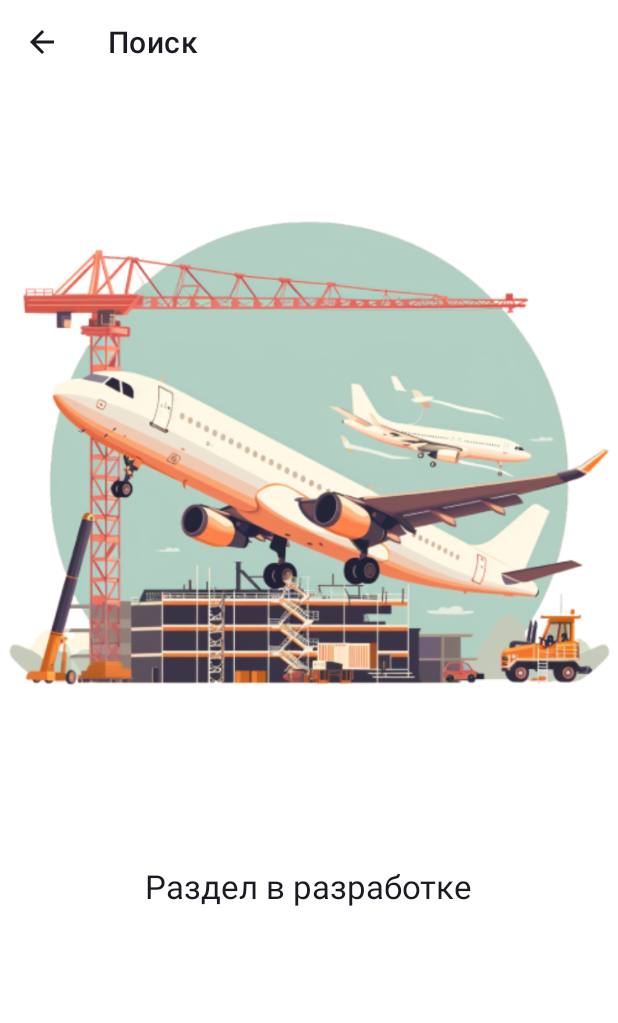
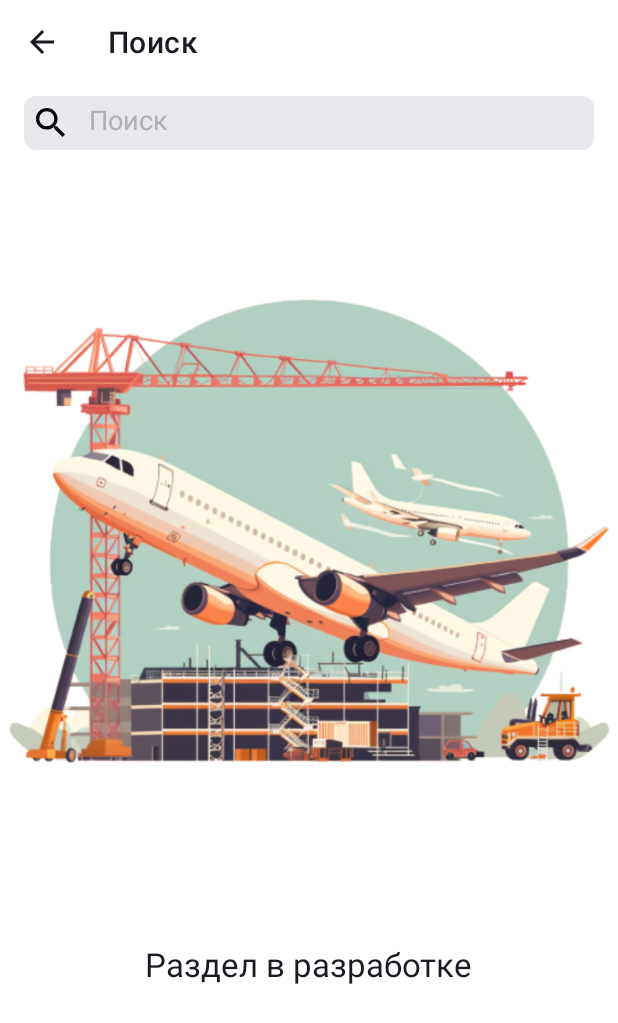
Before and after one commit to Maksim-Isaev/Playlist-Maker, an Android app: the screen it shows after launch (SearchActivity), after a tap on "Поиск", on a phone screen of 412 x 824 dp. Shown: the top 1023 px of the screen. Run offline under Robolectric (Android 15) with nearby library versions, the phone set to English and light mode, and no system bars.

Commit message:
Sprint 9. Homework 3 - The search bar is implemented.

```diff
--- a/app/src/main/java/com/practicum/playlistmaker/SearchActivity.kt
+++ b/app/src/main/java/com/practicum/playlistmaker/SearchActivity.kt
@@ -1,16 +1,101 @@
 package com.practicum.playlistmaker
 
+import android.annotation.SuppressLint
+import android.content.Context
 import android.os.Bundle
+import android.text.Editable
+import android.text.TextWatcher
+import android.view.MotionEvent
+import android.view.inputmethod.InputMethodManager
+import android.widget.EditText
 import androidx.appcompat.app.AppCompatActivity
 import androidx.appcompat.widget.Toolbar
 
 class SearchActivity : AppCompatActivity() {
+    private var clearButtonVisibility = false
+    private var searchValue = TEXT_DEF
+
+    companion object {
+        const val SEARCH_TEXT = "SEARCH_TEXT"
+        const val TEXT_DEF = ""
+        const val DRAWABLE_RIGHT = 2
+    }
+
+    @SuppressLint("ClickableViewAccessibility")
     override fun onCreate(savedInstanceState: Bundle?) {
         super.onCreate(savedInstanceState)
-        setContentView(R.layout.activity_search) // изменено на activity_search
-        val backButton = findViewById<Toolbar>(R.id.toolbar)
-        backButton.setNavigationOnClickListener {
+        setContentView(R.layout.activity_search)
+
+        val toolbar = findViewById<Toolbar>(R.id.toolbar)
+        toolbar.setNavigationOnClickListener {
             onBackPressedDispatcher.onBackPressed()
+        }
+
+        val searchBar = findViewById<EditText>(R.id.search_bar)
+        searchBar.requestFocus()
+        searchBar.hint = "Поиск" // Set the hint for the search bar
+        searchBar.setText(searchValue)
+
+        // TextWatcher to handle clear button visibility and searchValue updates
+        val simpleTextWatcher = object : TextWatcher {
+            override fun beforeTextChanged(s: CharSequence?, start: Int, count: Int, after: Int) {
+                // empty
+            }
+
+            override fun onTextChanged(s: CharSequence?, start: Int, before: Int, count: Int) {
+                clearButtonVisibility(s, searchBar)
+                searchValue = s.toString()
+            }
+
+            override fun afterTextChanged(s: Editable?) {
+                // empty
+            }
+        }
+
+        searchBar.addTextChangedListener(simpleTextWatcher)
+
+        // TouchListener to handle the clear button functionality
+        searchBar.setOnTouchListener { _, event ->
+            if (event.action == MotionEvent.ACTION_DOWN) {
+                searchBar.postDelayed({
+                    val imm = getSystemService(Context.INPUT_METHOD_SERVICE) as InputMethodManager
+                    imm.showSoftInput(searchBar, InputMethodManager.SHOW_IMPLICIT)
+                }, 100)
+            }
+            if (clearButtonVisibility && event.action == MotionEvent.ACTION_UP) {
+                if (event.rawX >= (searchBar.right - searchBar.compoundDrawables[DRAWABLE_RIGHT].bounds.width())) {
+                    searchBar.setText("")
+                    return@setOnTouchListener true
+                }
+            }
+            false
+        }
+    }
+
+    // Handle saving and restoring of searchValue
+    override fun onSaveInstanceState(outState: Bundle) {
+        super.onSaveInstanceState(outState)
+        outState.putString(SEARCH_TEXT, searchValue)
+    }
+
+    override fun onRestoreInstanceState(savedInstanceState: Bundle) {
+        super.onRestoreInstanceState(savedInstanceState)
+        searchValue = savedInstanceState.getString(SEARCH_TEXT, TEXT_DEF)
+    }
+
+    // Method to update clear button visibility based on search text
+    private fun clearButtonVisibility(s: CharSequence?, v: EditText) {
+        clearButtonVisibility = if (s.isNullOrEmpty()) {
+            v.setCompoundDrawablesWithIntrinsicBounds(R.drawable.ic_search, 0, 0, 0)
+            false
+        } else {
+            v.setCompoundDrawablesWithIntrinsicBounds(
+                R.drawable.ic_search,
+                0,
+                R.drawable.ic_cancel,
+                0
+            )
+            true
         }
     }
 }
--- /dev/null
+++ b/app/src/main/res/drawable/ic_cancel.xml
@@ -0,0 +1,15 @@
+<vector xmlns:android="http://schemas.android.com/apk/res/android"
+    android:width="19dp"
+    android:height="19dp"
+    android:viewportWidth="64"
+    android:viewportHeight="64">
+    <path
+        android:fillColor="?attr/colorSecondary"
+        android:pathData="M61,12.899C62.295,11.605 63.022,9.849 63.023,8.017C63.022,6.186 62.295,4.429 61,3.134C60.955,3.089 60.911,3.045 60.866,3C59.571,1.705 57.814,0.978 55.983,0.977C54.151,0.978 52.395,1.705 51.1,3C43.363,10.738 10.738,43.363 3,51.1C1.705,52.395 0.978,54.151 0.977,55.983C0.978,57.814 1.705,59.571 3,60.866C3.045,60.91 3.09,60.955 3.134,61C4.429,62.295 6.186,63.022 8.017,63.023C9.849,63.022 11.605,62.295 12.9,61L61,12.899ZM58.172,10.071L10.071,58.172C9.526,58.716 8.788,59.022 8.017,59.022C7.247,59.022 6.508,58.716 5.963,58.171L5.829,58.037C5.284,57.492 4.978,56.753 4.977,55.983C4.978,55.212 5.284,54.474 5.828,53.929L53.929,5.828C54.474,5.284 55.212,4.978 55.983,4.977C56.753,4.978 57.492,5.284 58.037,5.829L58.171,5.963C58.716,6.508 59.022,7.247 59.023,8.017C59.022,8.788 58.716,9.526 58.172,10.071Z" />
+    <path
+        android:fillColor="?attr/colorSecondary"
+        android:pathData="M34.185,44.084L51.235,61.135C52.53,62.429 54.286,63.157 56.118,63.157C57.948,63.157 59.705,62.43 61,61.135C61.045,61.09 61.09,61.045 61.135,61C62.43,59.705 63.157,57.949 63.157,56.118C63.157,54.286 62.429,52.53 61.135,51.235C57.173,47.273 44.084,34.185 44.084,34.185C43.304,33.404 42.036,33.405 41.256,34.185C40.476,34.965 40.475,36.233 41.256,37.013L58.306,54.064C58.851,54.608 59.157,55.347 59.157,56.118C59.157,56.888 58.851,57.627 58.306,58.172L58.172,58.306C57.627,58.851 56.888,59.157 56.118,59.157C55.347,59.157 54.608,58.851 54.064,58.306C54.064,58.306 37.013,41.256 37.013,41.256C36.233,40.475 34.965,40.476 34.185,41.256C33.405,42.036 33.404,43.304 34.185,44.084Z" />
+    <path
+        android:fillColor="?attr/colorSecondary"
+        android:pathData="M29.819,19.92L12.9,3C11.605,1.705 9.849,0.978 8.017,0.977C6.186,0.978 4.429,1.705 3.134,3C3.089,3.045 3.045,3.089 3,3.134C1.705,4.429 0.978,6.186 0.977,8.017C0.978,9.849 1.705,11.605 3,12.9C6.981,16.88 19.98,29.879 19.98,29.879C20.76,30.66 22.028,30.66 22.808,29.879C23.589,29.099 23.589,27.831 22.808,27.051C22.808,27.051 9.809,14.052 5.828,10.071C5.284,9.526 4.978,8.788 4.977,8.017C4.978,7.247 5.284,6.508 5.829,5.963L5.963,5.829C6.508,5.284 7.247,4.978 8.017,4.977C8.788,4.978 9.526,5.284 10.071,5.828C10.071,5.828 26.991,22.748 26.991,22.748C27.771,23.528 29.039,23.528 29.819,22.748C30.599,21.968 30.599,20.7 29.819,19.92Z" />
+</vector>
--- /dev/null
+++ b/app/src/main/res/drawable/ic_cursor.xml
@@ -0,0 +1,9 @@
+<vector xmlns:android="http://schemas.android.com/apk/res/android"
+    android:width="2dp"
+    android:height="22dp"
+    android:viewportWidth="2"
+    android:viewportHeight="22">
+    <path
+        android:pathData="M1,0L1,0A1,1 0,0 1,2 1L2,21A1,1 0,0 1,1 22L1,22A1,1 0,0 1,0 21L0,1A1,1 0,0 1,1 0z"
+        android:fillColor="#3772E7" />
+</vector>
--- /dev/null
+++ b/app/src/main/res/drawable/search_bar.xml
@@ -0,0 +1,12 @@
+<?xml version="1.0" encoding="utf-8"?><!--  res/drawable/rounded_edittext.xml -->
+<shape xmlns:android="http://schemas.android.com/apk/res/android"
+    android:shape="rectangle"
+    android:padding="10dp">
+
+    <solid android:color="?attr/colorPrimaryVariant" />
+    <corners
+        android:bottomRightRadius="@dimen/Rad_search_bar"
+        android:bottomLeftRadius="@dimen/Rad_search_bar"
+        android:topLeftRadius="@dimen/Rad_search_bar"
+        android:topRightRadius="@dimen/Rad_search_bar" />
+</shape>
--- a/app/src/main/res/layout/activity_search.xml
+++ b/app/src/main/res/layout/activity_search.xml
@@ -1,7 +1,6 @@
 <?xml version="1.0" encoding="utf-8"?>
 <LinearLayout xmlns:android="http://schemas.android.com/apk/res/android"
     xmlns:app="http://schemas.android.com/apk/res-auto"
-    xmlns:tools="http://schemas.android.com/tools"
     android:layout_width="match_parent"
     android:layout_height="match_parent"
     android:background="?attr/colorPrimary"
@@ -14,6 +13,14 @@
         android:layout_height="wrap_content"
         app:title="@string/search"
         app:titleTextColor="?attr/colorOnPrimary" />
+
+    <EditText
+        android:id="@+id/search_bar"
+        android:layout_width="match_parent"
+        android:layout_height="36dp"
+        android:layout_marginHorizontal="@dimen/search_bar_padding_horizontal"
+        android:layout_marginVertical="@dimen/search_bar_padding_vertical"
+        style="@style/search_bar" />
 
 
     <ImageView
--- a/app/src/main/res/values-night/themes.xml
+++ b/app/src/main/res/values-night/themes.xml
@@ -11,7 +11,9 @@
     <style name="Theme.PlaylistMakerSearch" parent="Theme.MaterialComponents.DayNight.NoActionBar">
         <item name="colorPrimary">@color/YP_Black</item>
         <item name="colorOnPrimary">@color/YP_White</item>
-        <item name="colorSecondary">@color/YP_White</item>
+        <item name="colorSecondary">@color/YP_Black</item>
+        <item name="colorPrimaryVariant">@color/Search_bar_night</item>
+        <item name="colorSecondaryVariant">@color/Search_bar_night_text</item>
         <item name="toolbarNavigationButtonStyle">@style/TintedNavigation</item>
     </style>
 
--- a/app/src/main/res/values/colors.xml
+++ b/app/src/main/res/values/colors.xml
@@ -16,6 +16,9 @@
     <color name="S7_Purple">#512D6D</color>
     <color name="YP_Blue_Light">#9FBBF3</color>
     <color name="YP_Light_Gray">#E6E8EB</color>
-
+    <color name="Search_bar_day">#E6E8EB</color>
+    <color name="Search_bar_night">#FFFFFF</color>
+    <color name="Search_bar_day_text">#AEAFB4</color>
+    <color name="Search_bar_night_text">#1A1B22</color>
 
 </resources>
--- a/app/src/main/res/values/dimens.xml
+++ b/app/src/main/res/values/dimens.xml
@@ -10,4 +10,7 @@
     <dimen name="Main_weight_butt">1</dimen>
     <dimen name="Sett_item_height">61dp</dimen>
     <dimen name="Sett_item_marginTop">24dp</dimen>
+    <dimen name="search_bar_padding_horizontal">16dp</dimen>
+    <dimen name="search_bar_padding_vertical">8dp</dimen>
+    <dimen name="Rad_search_bar">8dp</dimen>
 </resources>
--- a/app/src/main/res/values/strings.xml
+++ b/app/src/main/res/values/strings.xml
@@ -13,6 +13,6 @@
     <string name="support_Title">Сообщение разработчикам и разработчицам приложения Playlist Maker</string>
     <string name="sup_text">Спасибо разработчикам и разработчицам за крутое приложение!</string>
     <string name="Agreement_link">https://yandex.ru/legal/practicum_offer/</string>
-
+    <string name="search_title">Поиск</string>
 
 </resources>
--- a/app/src/main/res/values/styles.xml
+++ b/app/src/main/res/values/styles.xml
@@ -77,4 +77,21 @@
         <item name="android:textSize">@dimen/text_22</item>
     </style>
 
+
+    <style name="search_bar" parent="ThemeOverlay.Material3.TextInputEditText">
+
+        <item name="android:maxLines">1</item>
+        <item name="android:hint">@string/search_title</item>
+        <item name="android:textColorHint">?attr/colorSecondaryVariant</item>
+        <item name="android:inputType">text</item>
+        <item name="android:drawableStart">@drawable/ic_search</item>
+        <item name="android:drawableTint">?attr/colorOnSecondary</item>
+        <item name="android:drawablePadding">@dimen/search_bar_padding_horizontal</item>
+        <item name="android:padding">@dimen/search_bar_padding_vertical</item>
+        <item name="android:background">@drawable/search_bar</item>
+        <item name="android:textCursorDrawable">@drawable/ic_cursor</item>
+        <item name="android:textColor">?attr/colorSecondary</item>
+        <item name="android:textIsSelectable">true</item>
+        <item name="android:focusedByDefault">true</item>
+    </style>
 </resources>
--- a/app/src/main/res/values/themes.xml
+++ b/app/src/main/res/values/themes.xml
@@ -12,6 +12,8 @@
         <item name="colorPrimary">@color/YP_White</item>
         <item name="colorOnPrimary">@color/YP_Black</item>
         <item name="colorSecondary">@color/YP_Black</item>
+        <item name="colorPrimaryVariant">@color/Search_bar_day</item>
+        <item name="colorSecondaryVariant">@color/Search_bar_day_text</item>
         <item name="toolbarNavigationButtonStyle">@style/TintedNavigation</item>
     </style>
 
--- a/gradle/libs.versions.toml
+++ b/gradle/libs.versions.toml
@@ -1,5 +1,5 @@
 [versions]
-agp = "8.3.1"
+agp = "8.3.2"
 kotlin = "1.9.0"
 coreKtx = "1.12.0"
 junit = "4.13.2"
```
Also changed, not shown: gradle/wrapper/gradle-wrapper.properties, 2 other files.
